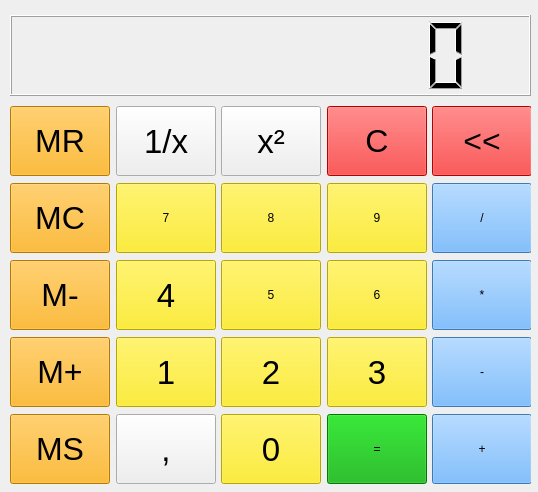
The window that MainWindow.ui (Beziu/Calculator) describes before a commit, drawn with Qt 5.
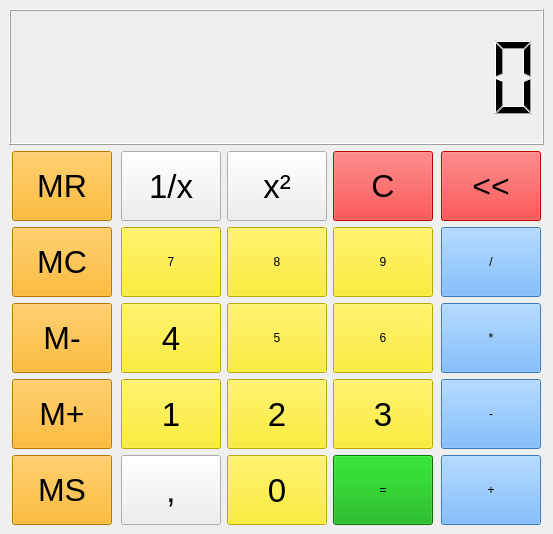
The same window after the commit.

Commit message: Adds multiplied and division

The edit to the form file:
```diff
--- a/MainWindow.ui
+++ b/MainWindow.ui
@@ -6,283 +6,34 @@
    <rect>
     <x>0</x>
     <y>0</y>
-    <width>538</width>
-    <height>492</height>
+    <width>553</width>
+    <height>534</height>
    </rect>
   </property>
   <property name="windowTitle">
    <string>MainWindow</string>
   </property>
   <widget class="QWidget" name="centralwidget">
+   <layout class="QVBoxLayout" name="verticalLayout">
+    <item>
    <widget class="QLCDNumber" name="lcdNumber">
-    <property name="geometry">
-     <rect>
-      <x>10</x>
-      <y>15</y>
-      <width>521</width>
-      <height>81</height>
-     </rect>
+      <property name="autoFillBackground">
+       <bool>false</bool>
+      </property>
+      <property name="frameShadow">
+       <enum>QFrame::Raised</enum>
+      </property>
+      <property name="smallDecimalPoint">
+       <bool>false</bool>
     </property>
     <property name="digitCount">
-     <number>10</number>
-    </property>
-   </widget>
-   <widget class="QWidget" name="gridLayoutWidget">
-    <property name="geometry">
-     <rect>
-      <x>10</x>
-      <y>105</y>
-      <width>521</width>
-      <height>381</height>
-     </rect>
-    </property>
+       <number>12</number>
+      </property>
+     </widget>
+    </item>
+    <item>
     <layout class="QGridLayout" name="gridLayout">
-     <item row="1" column="1">
-      <widget class="QPushButton" name="btn___2">
-       <property name="minimumSize">
-        <size>
-         <width>100</width>
-         <height>70</height>
-        </size>
-       </property>
-       <property name="maximumSize">
-        <size>
-         <width>100</width>
-         <height>70</height>
-        </size>
-       </property>
-       <property name="font">
-        <font>
-         <pointsize>25</pointsize>
-        </font>
-       </property>
-       <property name="text">
-        <string>1/x</string>
-       </property>
-      </widget>
-     </item>
-     <item row="1" column="2">
-      <widget class="QPushButton" name="btn_sqr">
-       <property name="minimumSize">
-        <size>
-         <width>100</width>
-         <height>70</height>
-        </size>
-       </property>
-       <property name="maximumSize">
-        <size>
-         <width>100</width>
-         <height>70</height>
-        </size>
-       </property>
-       <property name="font">
-        <font>
-         <pointsize>25</pointsize>
-        </font>
-       </property>
-       <property name="text">
-        <string>x²</string>
-       </property>
-      </widget>
-     </item>
-     <item row="1" column="3">
-      <widget class="QPushButton" name="btn_clear">
-       <property name="minimumSize">
-        <size>
-         <width>100</width>
-         <height>70</height>
-        </size>
-       </property>
-       <property name="maximumSize">
-        <size>
-         <width>100</width>
-         <height>70</height>
-        </size>
-       </property>
-       <property name="font">
-        <font>
-         <family>MS Shell Dlg 2</family>
-         <pointsize>24</pointsize>
-         <weight>9</weight>
-         <italic>false</italic>
-         <bold>false</bold>
-        </font>
-       </property>
-       <property name="styleSheet">
-        <string notr="true">background-color: rgb(255, 0, 0);
-font: 75 24pt &quot;MS Shell Dlg 2&quot;;</string>
-       </property>
-       <property name="text">
-        <string>C</string>
-       </property>
-      </widget>
-     </item>
-     <item row="1" column="4">
-      <widget class="QPushButton" name="btn_remove">
-       <property name="minimumSize">
-        <size>
-         <width>100</width>
-         <height>70</height>
-        </size>
-       </property>
-       <property name="maximumSize">
-        <size>
-         <width>100</width>
-         <height>70</height>
-        </size>
-       </property>
-       <property name="font">
-        <font>
-         <family>MS Shell Dlg 2</family>
-         <pointsize>24</pointsize>
-         <weight>9</weight>
-         <italic>false</italic>
-         <bold>false</bold>
-        </font>
-       </property>
-       <property name="styleSheet">
-        <string notr="true">background-color: rgb(255, 0, 0);
-font: 75 24pt &quot;MS Shell Dlg 2&quot;;</string>
-       </property>
-       <property name="text">
-        <string>&lt;&lt;</string>
-       </property>
-      </widget>
-     </item>
-     <item row="2" column="4">
-      <widget class="QPushButton" name="btn_division">
-       <property name="minimumSize">
-        <size>
-         <width>100</width>
-         <height>70</height>
-        </size>
-       </property>
-       <property name="maximumSize">
-        <size>
-         <width>100</width>
-         <height>70</height>
-        </size>
-       </property>
-       <property name="styleSheet">
-        <string notr="true">background-color: rgb(85, 170, 255);
-font: 75 24pt &quot;MS Shell Dlg 2&quot;;</string>
-       </property>
-       <property name="text">
-        <string>/</string>
-       </property>
-      </widget>
-     </item>
-     <item row="3" column="4">
-      <widget class="QPushButton" name="btn_multiplied">
-       <property name="minimumSize">
-        <size>
-         <width>100</width>
-         <height>70</height>
-        </size>
-       </property>
-       <property name="maximumSize">
-        <size>
-         <width>100</width>
-         <height>70</height>
-        </size>
-       </property>
-       <property name="styleSheet">
-        <string notr="true">background-color: rgb(85, 170, 255);
-font: 75 24pt &quot;MS Shell Dlg 2&quot;;</string>
-       </property>
-       <property name="text">
-        <string>*</string>
-       </property>
-      </widget>
-     </item>
-     <item row="4" column="4">
-      <widget class="QPushButton" name="btn_subtraction">
-       <property name="minimumSize">
-        <size>
-         <width>100</width>
-         <height>70</height>
-        </size>
-       </property>
-       <property name="maximumSize">
-        <size>
-         <width>100</width>
-         <height>70</height>
-        </size>
-       </property>
-       <property name="styleSheet">
-        <string notr="true">background-color: rgb(85, 170, 255);
-font: 75 24pt &quot;MS Shell Dlg 2&quot;;</string>
-       </property>
-       <property name="text">
-        <string>-</string>
-       </property>
-      </widget>
-     </item>
-     <item row="4" column="3">
-      <widget class="QPushButton" name="btn_3">
-       <property name="minimumSize">
-        <size>
-         <width>100</width>
-         <height>70</height>
-        </size>
-       </property>
-       <property name="maximumSize">
-        <size>
-         <width>100</width>
-         <height>70</height>
-        </size>
-       </property>
-       <property name="font">
-        <font>
-         <family>MS Shell Dlg 2</family>
-         <pointsize>25</pointsize>
-         <weight>50</weight>
-         <italic>false</italic>
-         <bold>false</bold>
-        </font>
-       </property>
-       <property name="styleSheet">
-        <string notr="true">background-color: rgb(255, 234, 0);
-font: 25pt &quot;MS Shell Dlg 2&quot;;</string>
-       </property>
-       <property name="text">
-        <string>3</string>
-       </property>
-      </widget>
-     </item>
-     <item row="4" column="2">
-      <widget class="QPushButton" name="btn_2">
-       <property name="minimumSize">
-        <size>
-         <width>100</width>
-         <height>70</height>
-        </size>
-       </property>
-       <property name="maximumSize">
-        <size>
-         <width>100</width>
-         <height>70</height>
-        </size>
-       </property>
-       <property name="font">
-        <font>
-         <family>MS Shell Dlg 2</family>
-         <pointsize>25</pointsize>
-         <weight>50</weight>
-         <italic>false</italic>
-         <bold>false</bold>
-        </font>
-       </property>
-       <property name="styleSheet">
-        <string notr="true">background-color: rgb(255, 234, 0);
-font: 25pt &quot;MS Shell Dlg 2&quot;;</string>
-       </property>
-       <property name="text">
-        <string>2</string>
-       </property>
-      </widget>
-     </item>
-     <item row="4" column="1">
+      <item row="4" column="1" alignment="Qt::AlignHCenter|Qt::AlignVCenter">
       <widget class="QPushButton" name="btn_1">
        <property name="minimumSize">
         <size>
@@ -305,6 +56,9 @@
          <bold>false</bold>
         </font>
        </property>
+        <property name="autoFillBackground">
+         <bool>true</bool>
+        </property>
        <property name="styleSheet">
         <string notr="true">background-color: rgb(255, 234, 0);
 font: 25pt &quot;MS Shell Dlg 2&quot;;</string>
@@ -312,10 +66,13 @@
        <property name="text">
         <string>1</string>
        </property>
-      </widget>
-     </item>
-     <item row="5" column="2">
-      <widget class="QPushButton" name="btn_0">
+        <property name="autoDefault">
+         <bool>true</bool>
+        </property>
+       </widget>
+      </item>
+      <item row="1" column="0" alignment="Qt::AlignHCenter|Qt::AlignVCenter">
+       <widget class="QPushButton" name="btn_m_read">
        <property name="minimumSize">
         <size>
          <width>100</width>
@@ -331,22 +88,28 @@
        <property name="font">
         <font>
          <family>MS Shell Dlg 2</family>
-         <pointsize>25</pointsize>
+          <pointsize>24</pointsize>
          <weight>50</weight>
          <italic>false</italic>
          <bold>false</bold>
         </font>
        </property>
+        <property name="autoFillBackground">
+         <bool>true</bool>
+        </property>
        <property name="styleSheet">
-        <string notr="true">background-color: rgb(255, 234, 0);
-font: 25pt &quot;MS Shell Dlg 2&quot;;</string>
+         <string notr="true">background-color: rgb(255, 170, 0);
+font: 24pt &quot;MS Shell Dlg 2&quot;;</string>
        </property>
        <property name="text">
-        <string>0</string>
+         <string>MR</string>
+        </property>
+        <property name="autoDefault">
+         <bool>true</bool>
        </property>
       </widget>
      </item>
-     <item row="5" column="3">
+      <item row="5" column="3" alignment="Qt::AlignHCenter|Qt::AlignVCenter">
       <widget class="QPushButton" name="btn_result">
        <property name="minimumSize">
         <size>
@@ -360,6 +123,9 @@
          <height>70</height>
         </size>
        </property>
+        <property name="autoFillBackground">
+         <bool>true</bool>
+        </property>
        <property name="styleSheet">
         <string notr="true">background-color: rgb(0, 170, 0);
 font: 75 24pt &quot;MS Shell Dlg 2&quot;;</string>
@@ -367,36 +133,13 @@
        <property name="text">
         <string>=</string>
        </property>
-      </widget>
-     </item>
-     <item row="5" column="4">
-      <widget class="QPushButton" name="btn_addition">
-       <property name="minimumSize">
-        <size>
-         <width>100</width>
-         <height>70</height>
-        </size>
-       </property>
-       <property name="maximumSize">
-        <size>
-         <width>100</width>
-         <height>70</height>
-        </size>
-       </property>
-       <property name="focusPolicy">
-        <enum>Qt::NoFocus</enum>
-       </property>
-       <property name="styleSheet">
-        <string notr="true">background-color: rgb(85, 170, 255);
-font: 75 24pt &quot;MS Shell Dlg 2&quot;;</string>
-       </property>
-       <property name="text">
-        <string>+</string>
-       </property>
-      </widget>
-     </item>
-     <item row="5" column="1">
-      <widget class="QPushButton" name="btn_coma">
+        <property name="autoDefault">
+         <bool>true</bool>
+        </property>
+       </widget>
+      </item>
+      <item row="5" column="0" alignment="Qt::AlignHCenter|Qt::AlignVCenter">
+       <widget class="QPushButton" name="btn_m_save">
        <property name="minimumSize">
         <size>
          <width>100</width>
@@ -411,59 +154,25 @@
        </property>
        <property name="font">
         <font>
-         <pointsize>25</pointsize>
+          <family>MS Shell Dlg 2</family>
+          <pointsize>24</pointsize>
          <weight>50</weight>
+          <italic>false</italic>
          <bold>false</bold>
         </font>
        </property>
-       <property name="text">
-        <string>,</string>
-       </property>
-      </widget>
-     </item>
-     <item row="3" column="3">
-      <widget class="QPushButton" name="btn_6">
-       <property name="minimumSize">
-        <size>
-         <width>100</width>
-         <height>70</height>
-        </size>
-       </property>
-       <property name="maximumSize">
-        <size>
-         <width>100</width>
-         <height>70</height>
-        </size>
-       </property>
+        <property name="autoFillBackground">
+         <bool>true</bool>
+        </property>
        <property name="styleSheet">
-        <string notr="true">background-color: rgb(255, 234, 0);
-font: 25pt &quot;MS Shell Dlg 2&quot;;</string>
+         <string notr="true">background-color: rgb(255, 170, 0);
+font: 24pt &quot;MS Shell Dlg 2&quot;;</string>
        </property>
        <property name="text">
-        <string>6</string>
-       </property>
-      </widget>
-     </item>
-     <item row="3" column="2">
-      <widget class="QPushButton" name="btn_5">
-       <property name="minimumSize">
-        <size>
-         <width>100</width>
-         <height>70</height>
-        </size>
-       </property>
-       <property name="maximumSize">
-        <size>
-         <width>100</width>
-         <height>70</height>
-        </size>
-       </property>
-       <property name="styleSheet">
-        <string notr="true">background-color: rgb(255, 234, 0);
-font: 25pt &quot;MS Shell Dlg 2&quot;;</string>
-       </property>
-       <property name="text">
-        <string>5</string>
+         <string>MS</string>
+        </property>
+        <property name="autoDefault">
+         <bool>true</bool>
        </property>
       </widget>
      </item>
@@ -491,7 +200,7 @@
         </font>
        </property>
        <property name="autoFillBackground">
-        <bool>false</bool>
+         <bool>true</bool>
        </property>
        <property name="styleSheet">
         <string notr="true">background-color: rgb(255, 234, 0);
@@ -500,9 +209,44 @@
        <property name="text">
         <string>4</string>
        </property>
-      </widget>
-     </item>
-     <item row="4" column="0">
+        <property name="autoDefault">
+         <bool>true</bool>
+        </property>
+       </widget>
+      </item>
+      <item row="4" column="4" alignment="Qt::AlignHCenter|Qt::AlignVCenter">
+       <widget class="QPushButton" name="btn_subtraction">
+        <property name="minimumSize">
+         <size>
+          <width>100</width>
+          <height>70</height>
+         </size>
+        </property>
+        <property name="maximumSize">
+         <size>
+          <width>100</width>
+          <height>70</height>
+         </size>
+        </property>
+        <property name="accessibleName">
+         <string>-</string>
+        </property>
+        <property name="autoFillBackground">
+         <bool>true</bool>
+        </property>
+        <property name="styleSheet">
+         <string notr="true">background-color: rgb(85, 170, 255);
+font: 75 24pt &quot;MS Shell Dlg 2&quot;;</string>
+        </property>
+        <property name="text">
+         <string>-</string>
+        </property>
+        <property name="autoDefault">
+         <bool>true</bool>
+        </property>
+       </widget>
+      </item>
+      <item row="4" column="0" alignment="Qt::AlignHCenter|Qt::AlignVCenter">
       <widget class="QPushButton" name="btn_m_plus">
        <property name="minimumSize">
         <size>
@@ -525,6 +269,9 @@
          <bold>false</bold>
         </font>
        </property>
+        <property name="autoFillBackground">
+         <bool>true</bool>
+        </property>
        <property name="styleSheet">
         <string notr="true">background-color: rgb(255, 170, 0);
 font: 24pt &quot;MS Shell Dlg 2&quot;;</string>
@@ -532,10 +279,13 @@
        <property name="text">
         <string>M+</string>
        </property>
-      </widget>
-     </item>
-     <item row="3" column="0">
-      <widget class="QPushButton" name="btn_m_minus">
+        <property name="autoDefault">
+         <bool>true</bool>
+        </property>
+       </widget>
+      </item>
+      <item row="5" column="1" alignment="Qt::AlignHCenter|Qt::AlignVCenter">
+       <widget class="QPushButton" name="btn_coma">
        <property name="minimumSize">
         <size>
          <width>100</width>
@@ -550,24 +300,24 @@
        </property>
        <property name="font">
         <font>
-         <family>MS Shell Dlg 2</family>
-         <pointsize>24</pointsize>
+          <pointsize>25</pointsize>
          <weight>50</weight>
-         <italic>false</italic>
          <bold>false</bold>
         </font>
        </property>
-       <property name="styleSheet">
-        <string notr="true">background-color: rgb(255, 170, 0);
-font: 24pt &quot;MS Shell Dlg 2&quot;;</string>
+        <property name="autoFillBackground">
+         <bool>true</bool>
        </property>
        <property name="text">
-        <string>M-</string>
-       </property>
-      </widget>
-     </item>
-     <item row="5" column="0">
-      <widget class="QPushButton" name="btn_m_save">
+         <string>,</string>
+        </property>
+        <property name="autoDefault">
+         <bool>true</bool>
+        </property>
+       </widget>
+      </item>
+      <item row="3" column="4" alignment="Qt::AlignHCenter|Qt::AlignVCenter">
+       <widget class="QPushButton" name="btn_multiplied">
        <property name="minimumSize">
         <size>
          <width>100</width>
@@ -580,48 +330,25 @@
          <height>70</height>
         </size>
        </property>
-       <property name="font">
-        <font>
-         <family>MS Shell Dlg 2</family>
-         <pointsize>24</pointsize>
-         <weight>50</weight>
-         <italic>false</italic>
-         <bold>false</bold>
-        </font>
-       </property>
-       <property name="styleSheet">
-        <string notr="true">background-color: rgb(255, 170, 0);
-font: 24pt &quot;MS Shell Dlg 2&quot;;</string>
-       </property>
-       <property name="text">
-        <string>MS</string>
-       </property>
-      </widget>
-     </item>
-     <item row="2" column="3">
-      <widget class="QPushButton" name="btn_9">
-       <property name="minimumSize">
-        <size>
-         <width>100</width>
-         <height>70</height>
-        </size>
-       </property>
-       <property name="maximumSize">
-        <size>
-         <width>100</width>
-         <height>70</height>
-        </size>
-       </property>
+        <property name="accessibleName">
+         <string>*</string>
+        </property>
+        <property name="autoFillBackground">
+         <bool>true</bool>
+        </property>
        <property name="styleSheet">
-        <string notr="true">background-color: rgb(255, 234, 0);
-font: 25pt &quot;MS Shell Dlg 2&quot;;</string>
+         <string notr="true">background-color: rgb(85, 170, 255);
+font: 75 24pt &quot;MS Shell Dlg 2&quot;;</string>
        </property>
        <property name="text">
-        <string>9</string>
-       </property>
-      </widget>
-     </item>
-     <item row="2" column="2">
+         <string>*</string>
+        </property>
+        <property name="autoDefault">
+         <bool>true</bool>
+        </property>
+       </widget>
+      </item>
+      <item row="2" column="2" alignment="Qt::AlignHCenter|Qt::AlignVCenter">
       <widget class="QPushButton" name="btn_8">
        <property name="minimumSize">
         <size>
@@ -635,6 +362,9 @@
          <height>70</height>
         </size>
        </property>
+        <property name="autoFillBackground">
+         <bool>true</bool>
+        </property>
        <property name="styleSheet">
         <string notr="true">background-color: rgb(255, 234, 0);
 font: 25pt &quot;MS Shell Dlg 2&quot;;</string>
@@ -642,6 +372,366 @@
        <property name="text">
         <string>8</string>
        </property>
+        <property name="autoDefault">
+         <bool>true</bool>
+        </property>
+       </widget>
+      </item>
+      <item row="3" column="0" alignment="Qt::AlignHCenter|Qt::AlignVCenter">
+       <widget class="QPushButton" name="btn_m_minus">
+        <property name="minimumSize">
+         <size>
+          <width>100</width>
+          <height>70</height>
+         </size>
+        </property>
+        <property name="maximumSize">
+         <size>
+          <width>100</width>
+          <height>70</height>
+         </size>
+        </property>
+        <property name="font">
+         <font>
+          <family>MS Shell Dlg 2</family>
+          <pointsize>24</pointsize>
+          <weight>50</weight>
+          <italic>false</italic>
+          <bold>false</bold>
+         </font>
+        </property>
+        <property name="autoFillBackground">
+         <bool>true</bool>
+        </property>
+        <property name="styleSheet">
+         <string notr="true">background-color: rgb(255, 170, 0);
+font: 24pt &quot;MS Shell Dlg 2&quot;;</string>
+        </property>
+        <property name="text">
+         <string>M-</string>
+        </property>
+        <property name="autoDefault">
+         <bool>true</bool>
+        </property>
+       </widget>
+      </item>
+      <item row="2" column="0" alignment="Qt::AlignHCenter|Qt::AlignVCenter">
+       <widget class="QPushButton" name="btn_m_clear">
+        <property name="minimumSize">
+         <size>
+          <width>100</width>
+          <height>70</height>
+         </size>
+        </property>
+        <property name="maximumSize">
+         <size>
+          <width>100</width>
+          <height>70</height>
+         </size>
+        </property>
+        <property name="font">
+         <font>
+          <family>MS Shell Dlg 2</family>
+          <pointsize>24</pointsize>
+          <weight>50</weight>
+          <italic>false</italic>
+          <bold>false</bold>
+         </font>
+        </property>
+        <property name="autoFillBackground">
+         <bool>true</bool>
+        </property>
+        <property name="styleSheet">
+         <string notr="true">background-color: rgb(255, 170, 0);
+font: 24pt &quot;MS Shell Dlg 2&quot;;</string>
+        </property>
+        <property name="text">
+         <string>MC</string>
+        </property>
+        <property name="autoDefault">
+         <bool>true</bool>
+        </property>
+       </widget>
+      </item>
+      <item row="4" column="2">
+       <widget class="QPushButton" name="btn_2">
+        <property name="minimumSize">
+         <size>
+          <width>100</width>
+          <height>70</height>
+         </size>
+        </property>
+        <property name="maximumSize">
+         <size>
+          <width>100</width>
+          <height>70</height>
+         </size>
+        </property>
+        <property name="palette">
+         <palette>
+          <active>
+           <colorrole role="Button">
+            <brush brushstyle="SolidPattern">
+             <color alpha="255">
+              <red>255</red>
+              <green>234</green>
+              <blue>0</blue>
+             </color>
+            </brush>
+           </colorrole>
+           <colorrole role="Base">
+            <brush brushstyle="SolidPattern">
+             <color alpha="255">
+              <red>255</red>
+              <green>234</green>
+              <blue>0</blue>
+             </color>
+            </brush>
+           </colorrole>
+           <colorrole role="Window">
+            <brush brushstyle="SolidPattern">
+             <color alpha="255">
+              <red>255</red>
+              <green>234</green>
+              <blue>0</blue>
+             </color>
+            </brush>
+           </colorrole>
+          </active>
+          <inactive>
+           <colorrole role="Button">
+            <brush brushstyle="SolidPattern">
+             <color alpha="255">
+              <red>255</red>
+              <green>234</green>
+              <blue>0</blue>
+             </color>
+            </brush>
+           </colorrole>
+           <colorrole role="Base">
+            <brush brushstyle="SolidPattern">
+             <color alpha="255">
+              <red>255</red>
+              <green>234</green>
+              <blue>0</blue>
+             </color>
+            </brush>
+           </colorrole>
+           <colorrole role="Window">
+            <brush brushstyle="SolidPattern">
+             <color alpha="255">
+              <red>255</red>
+              <green>234</green>
+              <blue>0</blue>
+             </color>
+            </brush>
+           </colorrole>
+          </inactive>
+          <disabled>
+           <colorrole role="Button">
+            <brush brushstyle="SolidPattern">
+             <color alpha="255">
+              <red>255</red>
+              <green>255</green>
+              <blue>127</blue>
+             </color>
+            </brush>
+           </colorrole>
+           <colorrole role="Base">
+            <brush brushstyle="SolidPattern">
+             <color alpha="255">
+              <red>255</red>
+              <green>234</green>
+              <blue>0</blue>
+             </color>
+            </brush>
+           </colorrole>
+           <colorrole role="Window">
+            <brush brushstyle="SolidPattern">
+             <color alpha="255">
+              <red>255</red>
+              <green>234</green>
+              <blue>0</blue>
+             </color>
+            </brush>
+           </colorrole>
+          </disabled>
+         </palette>
+        </property>
+        <property name="font">
+         <font>
+          <family>MS Shell Dlg 2</family>
+          <pointsize>25</pointsize>
+          <weight>50</weight>
+          <italic>false</italic>
+          <bold>false</bold>
+         </font>
+        </property>
+        <property name="accessibleName">
+         <string>2</string>
+        </property>
+        <property name="autoFillBackground">
+         <bool>true</bool>
+        </property>
+        <property name="styleSheet">
+         <string notr="true">background-color: rgb(255, 234, 0);
+font: 25pt &quot;MS Shell Dlg 2&quot;;</string>
+        </property>
+        <property name="text">
+         <string>2</string>
+        </property>
+        <property name="autoDefault">
+         <bool>true</bool>
+        </property>
+       </widget>
+      </item>
+      <item row="1" column="3" alignment="Qt::AlignHCenter|Qt::AlignVCenter">
+       <widget class="QPushButton" name="btn_clear">
+        <property name="minimumSize">
+         <size>
+          <width>100</width>
+          <height>70</height>
+         </size>
+        </property>
+        <property name="maximumSize">
+         <size>
+          <width>100</width>
+          <height>70</height>
+         </size>
+        </property>
+        <property name="font">
+         <font>
+          <family>MS Shell Dlg 2</family>
+          <pointsize>24</pointsize>
+          <weight>9</weight>
+          <italic>false</italic>
+          <bold>false</bold>
+         </font>
+        </property>
+        <property name="autoFillBackground">
+         <bool>true</bool>
+        </property>
+        <property name="styleSheet">
+         <string notr="true">background-color: rgb(255, 0, 0);
+font: 75 24pt &quot;MS Shell Dlg 2&quot;;</string>
+        </property>
+        <property name="text">
+         <string>C</string>
+        </property>
+        <property name="autoDefault">
+         <bool>true</bool>
+        </property>
+       </widget>
+      </item>
+      <item row="5" column="4" alignment="Qt::AlignHCenter|Qt::AlignVCenter">
+       <widget class="QPushButton" name="btn_addition">
+        <property name="minimumSize">
+         <size>
+          <width>100</width>
+          <height>70</height>
+         </size>
+        </property>
+        <property name="maximumSize">
+         <size>
+          <width>100</width>
+          <height>70</height>
+         </size>
+        </property>
+        <property name="focusPolicy">
+         <enum>Qt::StrongFocus</enum>
+        </property>
+        <property name="accessibleName">
+         <string>+</string>
+        </property>
+        <property name="autoFillBackground">
+         <bool>true</bool>
+        </property>
+        <property name="styleSheet">
+         <string notr="true">background-color: rgb(85, 170, 255);
+font: 75 24pt &quot;MS Shell Dlg 2&quot;;</string>
+        </property>
+        <property name="text">
+         <string>+</string>
+        </property>
+        <property name="autoDefault">
+         <bool>true</bool>
+        </property>
+       </widget>
+      </item>
+      <item row="4" column="3">
+       <widget class="QPushButton" name="btn_3">
+        <property name="minimumSize">
+         <size>
+          <width>100</width>
+          <height>70</height>
+         </size>
+        </property>
+        <property name="maximumSize">
+         <size>
+          <width>100</width>
+          <height>70</height>
+         </size>
+        </property>
+        <property name="font">
+         <font>
+          <family>MS Shell Dlg 2</family>
+          <pointsize>25</pointsize>
+          <weight>50</weight>
+          <italic>false</italic>
+          <bold>false</bold>
+         </font>
+        </property>
+        <property name="autoFillBackground">
+         <bool>true</bool>
+        </property>
+        <property name="styleSheet">
+         <string notr="true">background-color: rgb(255, 234, 0);
+font: 25pt &quot;MS Shell Dlg 2&quot;;</string>
+        </property>
+        <property name="text">
+         <string>3</string>
+        </property>
+        <property name="autoDefault">
+         <bool>true</bool>
+        </property>
+       </widget>
+      </item>
+      <item row="1" column="4" alignment="Qt::AlignHCenter|Qt::AlignVCenter">
+       <widget class="QPushButton" name="btn_remove">
+        <property name="minimumSize">
+         <size>
+          <width>100</width>
+          <height>70</height>
+         </size>
+        </property>
+        <property name="maximumSize">
+         <size>
+          <width>100</width>
+          <height>70</height>
+         </size>
+        </property>
+        <property name="font">
+         <font>
+          <family>MS Shell Dlg 2</family>
+          <pointsize>24</pointsize>
+          <weight>9</weight>
+          <italic>false</italic>
+          <bold>false</bold>
+         </font>
+        </property>
+        <property name="autoFillBackground">
+         <bool>true</bool>
+        </property>
+        <property name="styleSheet">
+         <string notr="true">background-color: rgb(255, 0, 0);
+font: 75 24pt &quot;MS Shell Dlg 2&quot;;</string>
+        </property>
+        <property name="text">
+         <string>&lt;&lt;</string>
+        </property>
+        <property name="autoDefault">
+         <bool>true</bool>
+        </property>
       </widget>
      </item>
      <item row="2" column="1">
@@ -658,6 +748,9 @@
          <height>70</height>
         </size>
        </property>
+        <property name="autoFillBackground">
+         <bool>true</bool>
+        </property>
        <property name="styleSheet">
         <string notr="true">background-color: rgb(255, 234, 0);
 font: 25pt &quot;MS Shell Dlg 2&quot;;</string>
@@ -665,10 +758,13 @@
        <property name="text">
         <string>7</string>
        </property>
-      </widget>
-     </item>
-     <item row="2" column="0">
-      <widget class="QPushButton" name="btn_m_clear">
+        <property name="autoDefault">
+         <bool>true</bool>
+        </property>
+       </widget>
+      </item>
+      <item row="1" column="1" alignment="Qt::AlignHCenter|Qt::AlignVCenter">
+       <widget class="QPushButton" name="btn___2">
        <property name="minimumSize">
         <size>
          <width>100</width>
@@ -683,24 +779,51 @@
        </property>
        <property name="font">
         <font>
-         <family>MS Shell Dlg 2</family>
-         <pointsize>24</pointsize>
-         <weight>50</weight>
-         <italic>false</italic>
-         <bold>false</bold>
-        </font>
-       </property>
+          <pointsize>25</pointsize>
+         </font>
+        </property>
+        <property name="autoFillBackground">
+         <bool>true</bool>
+        </property>
+        <property name="text">
+         <string>1/x</string>
+        </property>
+        <property name="autoDefault">
+         <bool>true</bool>
+        </property>
+       </widget>
+      </item>
+      <item row="3" column="3">
+       <widget class="QPushButton" name="btn_6">
+        <property name="minimumSize">
+         <size>
+          <width>100</width>
+          <height>70</height>
+         </size>
+        </property>
+        <property name="maximumSize">
+         <size>
+          <width>100</width>
+          <height>70</height>
+         </size>
+        </property>
+        <property name="autoFillBackground">
+         <bool>true</bool>
+        </property>
        <property name="styleSheet">
-        <string notr="true">background-color: rgb(255, 170, 0);
-font: 24pt &quot;MS Shell Dlg 2&quot;;</string>
+         <string notr="true">background-color: rgb(255, 234, 0);
+font: 25pt &quot;MS Shell Dlg 2&quot;;</string>
        </property>
        <property name="text">
-        <string>MC</string>
-       </property>
-      </widget>
-     </item>
-     <item row="1" column="0">
-      <widget class="QPushButton" name="btn_m_read">
+         <string>6</string>
+        </property>
+        <property name="autoDefault">
+         <bool>true</bool>
+        </property>
+       </widget>
+      </item>
+      <item row="3" column="2">
+       <widget class="QPushButton" name="btn_5">
        <property name="minimumSize">
         <size>
          <width>100</width>
@@ -713,26 +836,159 @@
          <height>70</height>
         </size>
        </property>
+        <property name="autoFillBackground">
+         <bool>true</bool>
+        </property>
+        <property name="styleSheet">
+         <string notr="true">background-color: rgb(255, 234, 0);
+font: 25pt &quot;MS Shell Dlg 2&quot;;</string>
+        </property>
+        <property name="text">
+         <string>5</string>
+        </property>
+        <property name="autoDefault">
+         <bool>true</bool>
+        </property>
+       </widget>
+      </item>
+      <item row="1" column="2" alignment="Qt::AlignHCenter|Qt::AlignVCenter">
+       <widget class="QPushButton" name="btn_sqr">
+        <property name="minimumSize">
+         <size>
+          <width>100</width>
+          <height>70</height>
+         </size>
+        </property>
+        <property name="maximumSize">
+         <size>
+          <width>100</width>
+          <height>70</height>
+         </size>
+        </property>
        <property name="font">
         <font>
+          <pointsize>25</pointsize>
+         </font>
+        </property>
+        <property name="autoFillBackground">
+         <bool>true</bool>
+        </property>
+        <property name="text">
+         <string>x²</string>
+        </property>
+        <property name="autoDefault">
+         <bool>true</bool>
+        </property>
+       </widget>
+      </item>
+      <item row="5" column="2" alignment="Qt::AlignHCenter|Qt::AlignVCenter">
+       <widget class="QPushButton" name="btn_0">
+        <property name="minimumSize">
+         <size>
+          <width>100</width>
+          <height>70</height>
+         </size>
+        </property>
+        <property name="maximumSize">
+         <size>
+          <width>100</width>
+          <height>70</height>
+         </size>
+        </property>
+        <property name="font">
+         <font>
          <family>MS Shell Dlg 2</family>
-         <pointsize>24</pointsize>
+          <pointsize>25</pointsize>
          <weight>50</weight>
          <italic>false</italic>
          <bold>false</bold>
         </font>
        </property>
+        <property name="accessibleName">
+         <string>0</string>
+        </property>
+        <property name="autoFillBackground">
+         <bool>true</bool>
+        </property>
        <property name="styleSheet">
-        <string notr="true">background-color: rgb(255, 170, 0);
-font: 24pt &quot;MS Shell Dlg 2&quot;;</string>
+         <string notr="true">background-color: rgb(255, 234, 0);
+font: 25pt &quot;MS Shell Dlg 2&quot;;</string>
        </property>
        <property name="text">
-        <string>MR</string>
-       </property>
-      </widget>
-     </item>
-    </layout>
-   </widget>
+         <string>0</string>
+        </property>
+        <property name="autoDefault">
+         <bool>true</bool>
+        </property>
+        <property name="flat">
+         <bool>false</bool>
+        </property>
+       </widget>
+      </item>
+      <item row="2" column="4" alignment="Qt::AlignHCenter|Qt::AlignVCenter">
+       <widget class="QPushButton" name="btn_division">
+        <property name="minimumSize">
+         <size>
+          <width>100</width>
+          <height>70</height>
+         </size>
+        </property>
+        <property name="maximumSize">
+         <size>
+          <width>100</width>
+          <height>70</height>
+         </size>
+        </property>
+        <property name="accessibleName">
+         <string>/</string>
+        </property>
+        <property name="autoFillBackground">
+         <bool>true</bool>
+        </property>
+        <property name="styleSheet">
+         <string notr="true">background-color: rgb(85, 170, 255);
+font: 75 24pt &quot;MS Shell Dlg 2&quot;;</string>
+        </property>
+        <property name="text">
+         <string>/</string>
+        </property>
+        <property name="autoDefault">
+         <bool>true</bool>
+        </property>
+       </widget>
+      </item>
+      <item row="2" column="3" alignment="Qt::AlignHCenter|Qt::AlignVCenter">
+       <widget class="QPushButton" name="btn_9">
+        <property name="minimumSize">
+         <size>
+          <width>100</width>
+          <height>70</height>
+         </size>
+        </property>
+        <property name="maximumSize">
+         <size>
+          <width>100</width>
+          <height>70</height>
+         </size>
+        </property>
+        <property name="autoFillBackground">
+         <bool>true</bool>
+        </property>
+        <property name="styleSheet">
+         <string notr="true">background-color: rgb(255, 234, 0);
+font: 25pt &quot;MS Shell Dlg 2&quot;;</string>
+        </property>
+        <property name="text">
+         <string>9</string>
+        </property>
+        <property name="autoDefault">
+         <bool>true</bool>
+        </property>
+       </widget>
+      </item>
+     </layout>
+    </item>
+   </layout>
   </widget>
  </widget>
  <resources/>
```
Lines whose indentation alone changed are shown as unchanged. The commit also changes 2 other files.
